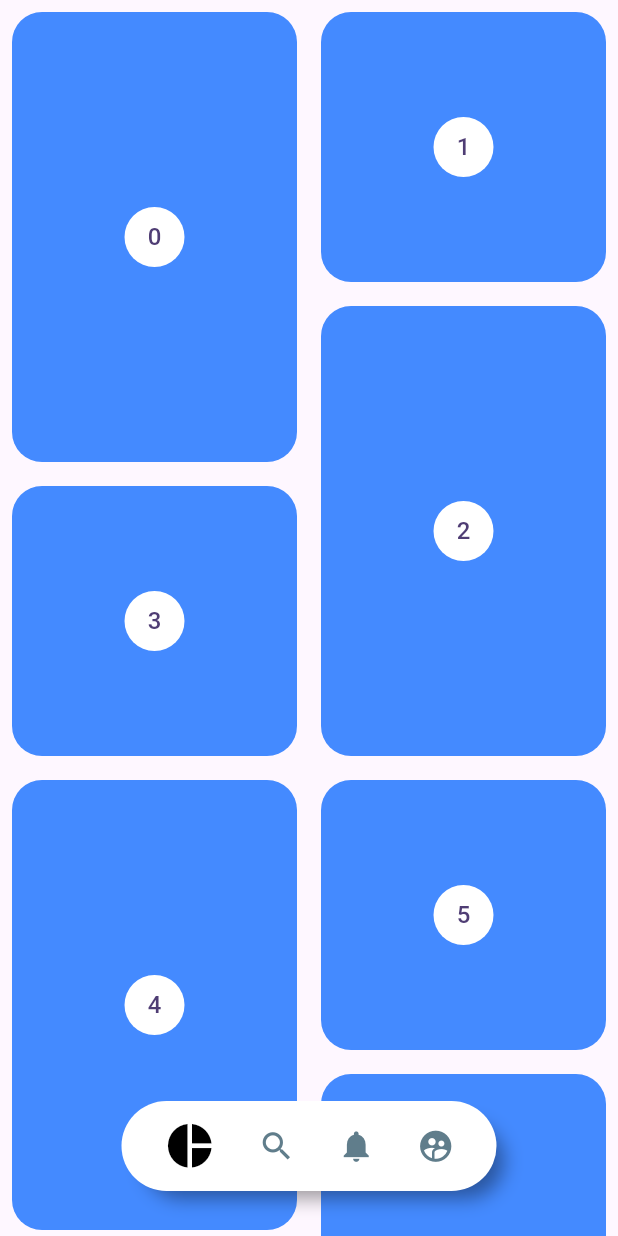
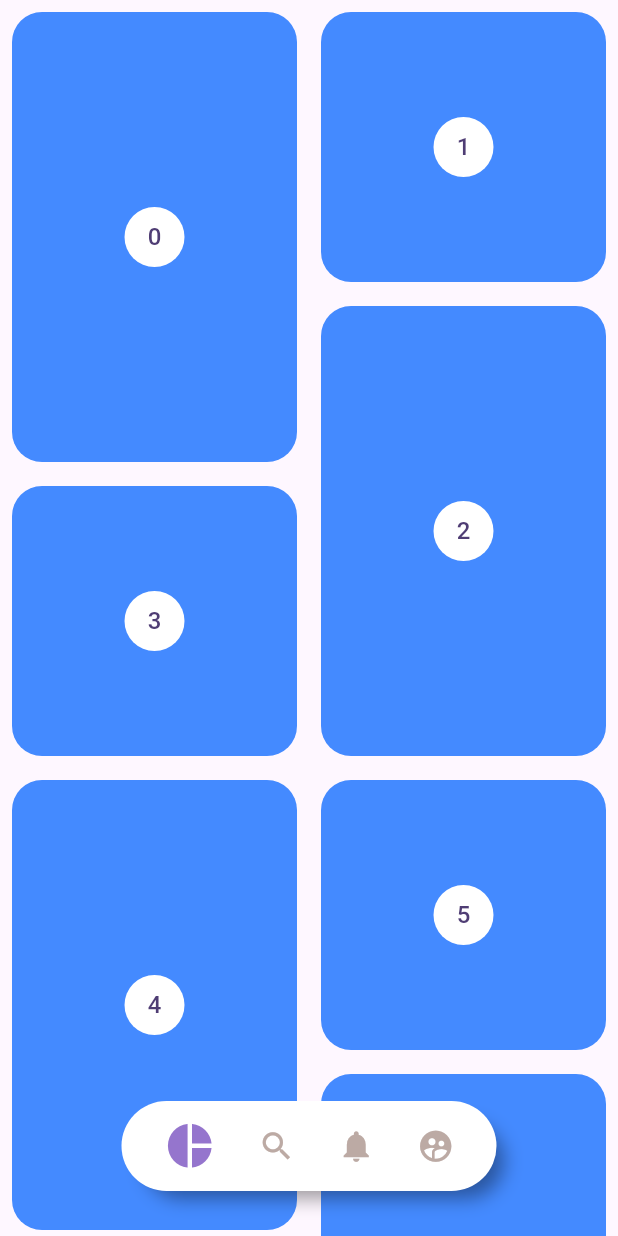
Before and after one commit to viktorhugo/desing_app, a Flutter app: the screen it shows after launch, after a tap on the "pie chart" icon, on a phone screen of 412 x 824 dp. Run offline on Flutter 3.47's test engine with Material 3 defaults, Android fonts, the light colour scheme and no system bars; our stand-ins replace flutter_svg.

Commit message:
finish_season6

```diff
--- a/lib/pages/pinteres_page.dart
+++ b/lib/pages/pinteres_page.dart
@@ -1,6 +1,7 @@
 import 'package:desing_app/widgets/pinterest_menu.dart';
 import 'package:flutter/material.dart';
 import 'package:flutter_staggered_grid_view/flutter_staggered_grid_view.dart';
+import 'package:provider/provider.dart';
 
 class PinterestPage extends StatelessWidget {
   const PinterestPage({super.key});
@@ -8,7 +9,9 @@
   @override
   Widget build(BuildContext context) {
 
-    return const Scaffold(
+    return ChangeNotifierProvider(
+      create: (context) => _MenuProvider(),
+      child: const Scaffold(
         body: Stack( // COLOCAR WIDGETS UNO SOBRE EL OTRO
           children: [
             PinterestGrid(),
@@ -17,6 +20,7 @@
         ),
         // body: PinterestMenu(),
 
+      ),
     );
   }
 }
@@ -29,6 +33,7 @@
   Widget build(BuildContext context) {
 
     final width = MediaQuery.of(context).size.width;
+    final showMenuValue = Provider.of<_MenuProvider>(context).showMenu;
 
     return Positioned( // PERMITE UBICAR UN WIDGET DENTRO DE UN STACK
       bottom: 30,
@@ -36,7 +41,18 @@
         width: width,
         child: Align(
           alignment: Alignment.center,
-          child: PinterestMenu(),
+          child: PinterestMenu(
+            showMenu: showMenuValue,
+            backgroundColor: Colors.white,
+            activeColor: Colors.deepPurple[300],
+            inactiveColor: Colors.brown[200],
+            menuItems: [
+              PinterestButton(onPressed: () { print('Icon pie_chart'); }, icon: Icons.pie_chart),
+              PinterestButton(onPressed: () { print('Icon search'); }, icon: Icons.search),
+              PinterestButton(onPressed: () { print('Icon notifications'); }, icon: Icons.notifications),
+              PinterestButton(onPressed: () { print('Icon supervised_user_circle'); }, icon: Icons.supervised_user_circle),
+            ],
+          ),
         ),
       )
     );
@@ -55,11 +71,21 @@
 class _PinterestGridState extends State<PinterestGrid> {
 
   ScrollController controller =  ScrollController();
+  double lastValueScroll = 0;
 
   @override
   void initState() {
     controller.addListener(() {
-      print('Listener scroll ${controller.offset}');
+      // print(controller.offset);
+      if (controller.offset < 0 ) return;
+      if (controller.offset > lastValueScroll) {
+        Provider.of<_MenuProvider>(context, listen: false).showMenu = false;
+        // print('Hide Menu');
+      } else {
+        Provider.of<_MenuProvider>(context, listen: false).showMenu = true;
+        // print('Show Menu');
+      }
+      lastValueScroll = controller.offset;
     });
     super.initState();
   }
@@ -115,3 +141,15 @@
     );
   }
 }
+
+class _MenuProvider with ChangeNotifier {
+
+  bool _showMenu = true;
+
+  bool get showMenu => _showMenu;
+
+  set showMenu(bool value) {
+    _showMenu = value;
+    notifyListeners();
+  }
+}
--- a/lib/widgets/pinterest_menu.dart
+++ b/lib/widgets/pinterest_menu.dart
@@ -14,23 +14,42 @@
 
 class PinterestMenu extends StatelessWidget {
 
-  List<PinterestButton> menuItems = [
-    PinterestButton(onPressed: () { print('Icon pie_chart'); }, icon: Icons.pie_chart),
-    PinterestButton(onPressed: () { print('Icon search'); }, icon: Icons.search),
-    PinterestButton(onPressed: () { print('Icon notifications'); }, icon: Icons.notifications),
-    PinterestButton(onPressed: () { print('Icon supervised_user_circle'); }, icon: Icons.supervised_user_circle),
-  ];
+  final bool showMenu;
+  final Color? backgroundColor;
+  final Color? activeColor;
+  final Color? inactiveColor;
+  final List<PinterestButton> menuItems;
 
-  PinterestMenu({
-    super.key
+  const PinterestMenu({
+    super.key,
+    required this.showMenu,
+    required this.menuItems,
+    this.backgroundColor,
+    this.activeColor,
+    this.inactiveColor,
   });
 
   @override
   Widget build(BuildContext context) {
     return ChangeNotifierProvider(
       create: (context) => _MenuProvider(),
-      child: _PinterestMenuBackground(
-        child: _MenuItems(menuItems: menuItems )
+      child: AnimatedOpacity(
+        duration: const Duration(milliseconds: 300),
+        opacity: showMenu ? 1 : 0,
+        child: Builder( // emvolvemos en un builder para poder usar el provider
+          builder: (context) {
+
+            WidgetsBinding.instance.addPostFrameCallback((_) {
+              Provider.of<_MenuProvider>(context, listen: false).inactiveColor = inactiveColor!;
+              Provider.of<_MenuProvider>(context, listen: false).activeColor = activeColor!;
+              Provider.of<_MenuProvider>(context, listen: false).backgroundColor = backgroundColor!;
+            });
+            return _PinterestMenuBackground(
+              backgroundColor: backgroundColor,
+              child: _MenuItems(menuItems: menuItems ),
+            );
+          }
+        )
       ),
     );
   }
@@ -40,20 +59,26 @@
 class _PinterestMenuBackground extends StatelessWidget {
 
   final Widget child;
+  final Color? backgroundColor;
 
   const _PinterestMenuBackground({
-    super.key, required this.child,
+    super.key,
+    required this.child,
+    this.backgroundColor,
   });
 
   @override
   Widget build(BuildContext context) {
+
+    final backgroundColor = Provider.of<_MenuProvider>(context).backgroundColor;
+
     return Container(
       width: 250,
       height: 60,
-      decoration: const BoxDecoration(
-        color: Colors.white,
-        borderRadius: BorderRadius.all(Radius.circular(100)),
-        boxShadow: [ // lista de sombras
+      decoration: BoxDecoration(
+        color: backgroundColor,
+        borderRadius: const BorderRadius.all(Radius.circular(100)),
+        boxShadow: const [ // lista de sombras
           BoxShadow(
             color: Colors.black38,
             offset: Offset(10, 10),
@@ -74,14 +99,18 @@
 
   const _MenuItems({
     super.key,
-    required this.menuItems
+    required this.menuItems,
   });
 
   @override
   Widget build(BuildContext context) {
     return Row(
       mainAxisAlignment: MainAxisAlignment.spaceEvenly,// no es mejor
-      children: List.generate(menuItems.length, (index) => _PinterestMenuButton(index: index, item: menuItems[index])),
+      children: List.generate(menuItems.length, (index) => _PinterestMenuButton(
+          index: index,
+          item: menuItems[index],
+        ),
+      ),
     );
   }
 }
@@ -94,13 +123,15 @@
   const _PinterestMenuButton({
     super.key,
     required this.index,
-    required this.item
+    required this.item,
   });
 
   @override
   Widget build(BuildContext context) {
 
     final itemSelected = Provider.of<_MenuProvider>(context).itemSelected;
+    final activeColor = Provider.of<_MenuProvider>(context).activeColor;
+    final inactiveColor = Provider.of<_MenuProvider>(context).inactiveColor;
 
     return GestureDetector(
       onTap: () {
@@ -111,7 +142,7 @@
       child: Icon(
         item.icon,
         size: itemSelected == index ? 35 : 25,
-        color: itemSelected == index ? Colors.black : Colors.blueGrey,
+        color: itemSelected == index ? activeColor : inactiveColor,
       ),
     );
   }
@@ -120,11 +151,32 @@
 class _MenuProvider with ChangeNotifier {
 
   int _itemSelected = 0;
+  Color _activeColor = Colors.black;
+  Color _inactiveColor = Colors.blueGrey;
+  Color _backgroundColor = Colors.white;
 
   int get itemSelected => _itemSelected;
+  Color get activeColor => _activeColor;
+  Color get inactiveColor => _inactiveColor;
+  Color get backgroundColor => _backgroundColor;
 
   set itemSelected(int value) {
     _itemSelected = value;
     notifyListeners();
   }
+
+  set activeColor(Color value) {
+    _activeColor = value;
+    notifyListeners();
+  }
+
+  set inactiveColor(Color value) {
+    _inactiveColor = value;
+    notifyListeners();
+  }
+
+  set backgroundColor(Color value) {
+    _backgroundColor = value;
+    notifyListeners();
+  }
 }
```
Also changed, not shown: pubspec.lock. Lines whose indentation alone changed are shown as unchanged.
